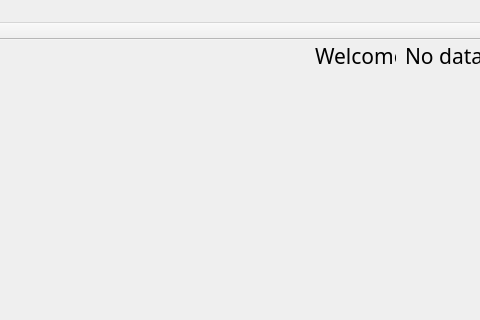
The window that mainwindow.ui (WhirlFirst/QtDish) describes before a commit, drawn with Qt 5; both pictures show x 475 to 955 and y 0 to 320 of the 955 by 697 pixel window.
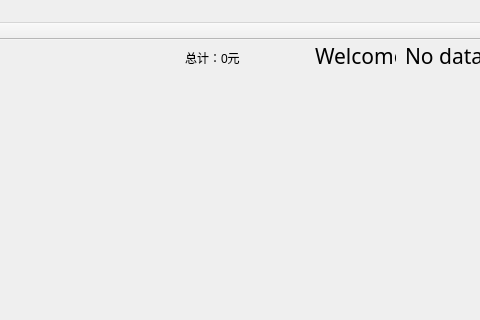
The same window after the commit.

```diff
--- a/mainwindow.ui
+++ b/mainwindow.ui
@@ -104,13 +104,26 @@
     <property name="geometry">
      <rect>
       <x>190</x>
-      <y>40</y>
+      <y>30</y>
       <width>751</width>
-      <height>591</height>
+      <height>561</height>
      </rect>
     </property>
     <layout class="QGridLayout" name="gridLayout_2"/>
    </widget>
+   <widget class="QLabel" name="moneylabel">
+    <property name="geometry">
+     <rect>
+      <x>660</x>
+      <y>10</y>
+      <width>111</width>
+      <height>16</height>
+     </rect>
+    </property>
+    <property name="text">
+     <string>总计：0元</string>
+    </property>
+   </widget>
   </widget>
   <widget class="QMenuBar" name="menuBar">
    <property name="geometry">
```
